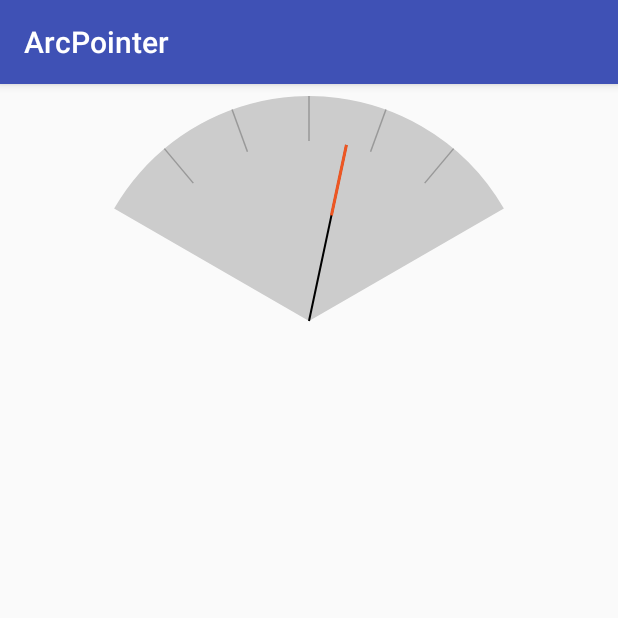
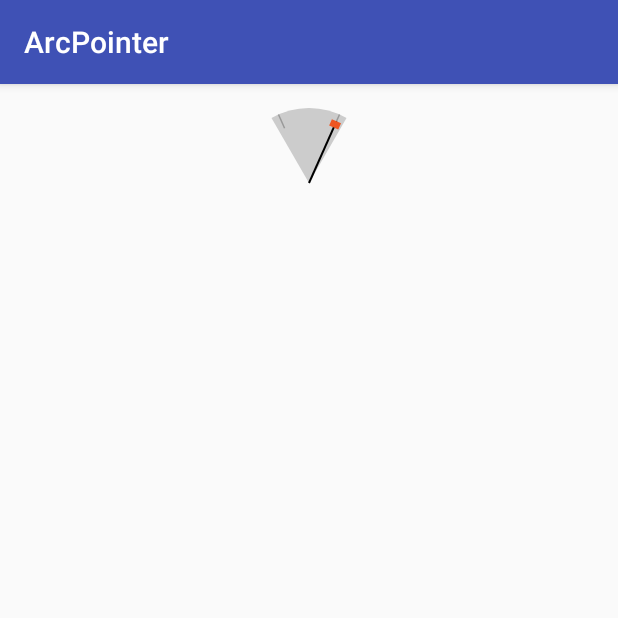
Before and after one commit to DVegasa/ArcPointer, an Android app: the MinimalConfigActivity screen opened directly, with no data from a screen before it, after a tap on an icon or button, on a phone screen of 412 x 824 dp, the top half of it. Run offline under Robolectric (Android 15) with nearby library versions, the phone set to English and light mode, and no system bars.

Commit message:
Issue fix: {rich message}
Fixed bugs:
#3: length of notches
#5: animation problem

TODO:
Choose animation style @ onRestoreInstanceState()

```diff
--- a/arcpointer2/src/main/java/io/github/dvegasa/arcpointer/ArcPointer.java
+++ b/arcpointer2/src/main/java/io/github/dvegasa/arcpointer/ArcPointer.java
@@ -39,7 +39,7 @@ public class ArcPointer extends View {
     private float value;
 
     private ValueAnimator animation = null;
-
+    private float finalValue;
 
     private int startAngle;
     private int sweepAngle;
@@ -92,12 +92,13 @@ public class ArcPointer extends View {
         super.onMeasure(widthMeasureSpec, heightMeasureSpec);
 
         int minw = getPaddingLeft() + getPaddingRight() + radius * 2;
-        int w = (resolveSizeAndState(minw, widthMeasureSpec, 1));
+//        int w = (resolveSizeAndState(minw, widthMeasureSpec, 1));
 
         int minh = getPaddingBottom() + getPaddingTop() + radius * 2;
-        int h = resolveSizeAndState(minh, heightMeasureSpec, 1);
+//        int h = resolveSizeAndState(minh, heightMeasureSpec, 1);
 
-        setMeasuredDimension(w, h);
+//        setMeasuredDimension(w, h);
+        setMeasuredDimension(minw, minh);
     }
 
     private void initPaints() {
@@ -121,7 +122,7 @@ public class ArcPointer extends View {
 
         centerX = getWidth() / 2;
         centerY = getHeight() / 2;
-        oval.set(0, 0, getWidth(), getHeight());
+        oval.set(centerX-radius, centerY-radius, centerX+radius, centerY+radius);
         canvas.drawArc(oval, startAngle, sweepAngle, true, paint);
 
         /////////////////////////////////////////////////////////////
@@ -222,6 +223,7 @@ public class ArcPointer extends View {
         bundle.putLong("animationVelocity", this.animationVelocity);
 
         bundle.putFloat("value", this.value);
+        bundle.putFloat("finalValue", this.finalValue);
 
         return bundle;
     }
@@ -251,7 +253,12 @@ public class ArcPointer extends View {
             this.animationVelocity = bundle.getLong("animationVelocity");
 
             this.value = bundle.getFloat("value");
+            this.finalValue = bundle.getFloat("finalValue");
         }
+        //TODO: {2} Choose the way of animation:
+        this.value = finalValue; /* break animation */
+        this.setValue(finalValue); /* continue animation */
+        // end {2}
         invalidate();
         super.onRestoreInstanceState(state);
     }
@@ -286,6 +293,7 @@ public class ArcPointer extends View {
         if (value < 0 || value > 1) {
             throw new RuntimeException("Param 'value' must be float between 0 and 1");
         }
+        finalValue = value;
 
         float previousValue = this.value;
 
--- a/sample/src/main/java/io/github/dvegasa/arcpointer_sample/MinimalConfigActivity.java
+++ b/sample/src/main/java/io/github/dvegasa/arcpointer_sample/MinimalConfigActivity.java
@@ -14,11 +14,20 @@ public class MinimalConfigActivity extends AppCompatActivity {
         setContentView(R.layout.activity_minimal_config);
 
         final ArcPointer arcPointer2 = findViewById(R.id.arcpointer2);
+        arcPointer2.setNotches(3);
+        arcPointer2.setAnimated(true);
+        arcPointer2.setAnimationVelocity(500L);
+
         arcPointer2.setOnClickListener(new View.OnClickListener() {
             @Override
             public void onClick(View v) {
-                arcPointer2.setNotches(5);
-                arcPointer2.setValue(0.6f);
+                arcPointer2.setNotches(new float[]{0.1f, 0.9f});
+                if (arcPointer2.getValue() >= 0.5f){
+                    arcPointer2.setValue(0.1f);
+                }
+                if (arcPointer2.getValue() < 0.5f){
+                    arcPointer2.setValue(0.9f);
+                }
             }
         });
     }
--- a/sample/src/main/res/layout/activity_minimal_config.xml
+++ b/sample/src/main/res/layout/activity_minimal_config.xml
@@ -10,11 +10,17 @@
         android:layout_width="wrap_content"
         android:layout_height="wrap_content"
         android:id="@+id/arcpointer2"
-        app:radius="150dp"
+        app:radius="50dp"
+        app:lineLengthRatio="0.9"
+        app:workAngle="60"
+        android:padding="8dp"
+        app:markerLengthRatio="0.1"
+        app:markerStrokeWidth="10"
         android:layout_marginRight="8dp"
         app:layout_constraintRight_toRightOf="parent"
         android:layout_marginLeft="8dp"
         app:layout_constraintLeft_toLeftOf="parent"
         app:layout_constraintTop_toTopOf="parent"
         android:layout_marginTop="8dp" />
+
 </android.support.constraint.ConstraintLayout>
```
